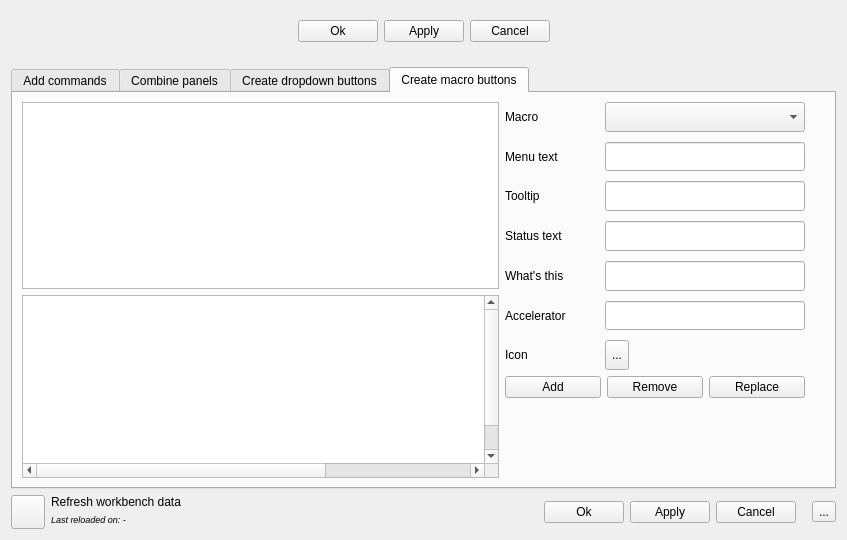
Old version of the form Resources/ui/AddCommands.ui in the repository APEbbers/FreeCAD-Ribbon.
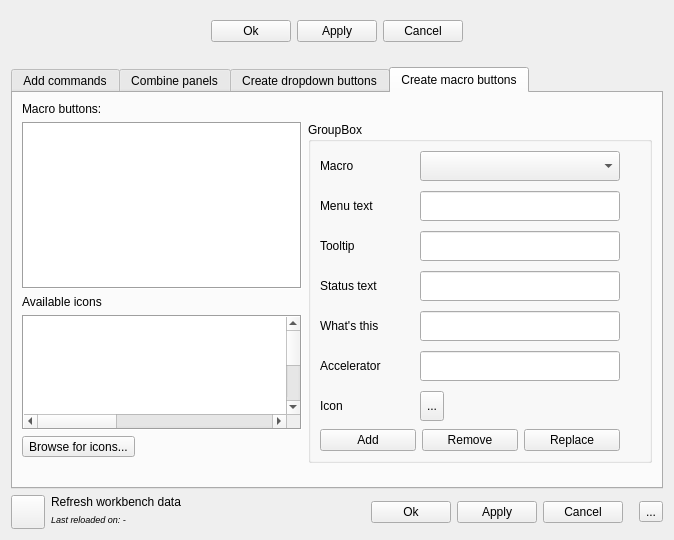
New version of the form. Icons and pictures are not drawn.

Commit message: Support for macro buttons - 5

The edit to the form file:
```diff
--- a/Resources/ui/AddCommands.ui
+++ b/Resources/ui/AddCommands.ui
@@ -6,7 +6,7 @@
    <rect>
     <x>0</x>
     <y>0</y>
-    <width>847</width>
+    <width>674</width>
     <height>540</height>
    </rect>
   </property>
@@ -16,7 +16,7 @@
   <property name="windowTitle">
    <string>Form</string>
   </property>
-  <layout class="QGridLayout" name="gridLayout_4">
+  <layout class="QGridLayout" name="gridLayout_10">
    <item row="0" column="0">
     <widget class="QFrame" name="DockedButtonFrame">
      <property name="sizePolicy">
@@ -819,7 +819,7 @@
        <string>Create macro buttons</string>
       </attribute>
       <layout class="QGridLayout" name="gridLayout_17">
-       <item row="1" column="0" rowspan="3">
+       <item row="3" column="0" rowspan="3">
         <widget class="QTableWidget" name="ListMacroButtons">
          <property name="sizePolicy">
           <sizepolicy hsizetype="Expanding" vsizetype="Expanding">
@@ -827,6 +827,9 @@
            <verstretch>0</verstretch>
           </sizepolicy>
          </property>
+         <property name="frameShape">
+          <enum>QFrame::Shape::Box</enum>
+         </property>
          <property name="editTriggers">
           <set>QAbstractItemView::EditTrigger::SelectedClicked</set>
          </property>
@@ -908,70 +911,23 @@
          </column>
          <column/>
          <item row="0" column="0">
+          <property name="text">
+           <string/>
+          </property>
           <property name="flags">
            <set>ItemIsSelectable|ItemIsEnabled</set>
           </property>
          </item>
         </widget>
        </item>
-       <item row="3" column="2">
-        <spacer name="verticalSpacer_3">
-         <property name="orientation">
-          <enum>Qt::Orientation::Vertical</enum>
-         </property>
-         <property name="sizeHint" stdset="0">
-          <size>
-           <width>0</width>
-           <height>0</height>
-          </size>
-         </property>
-        </spacer>
-       </item>
-       <item row="2" column="2">
-        <layout class="QHBoxLayout" name="horizontalLayout">
-         <property name="spacing">
-          <number>6</number>
-         </property>
-         <property name="sizeConstraint">
-          <enum>QLayout::SizeConstraint::SetMinimumSize</enum>
-         </property>
-         <item>
-          <widget class="QPushButton" name="AddButton">
+       <item row="2" column="0">
+        <widget class="QLabel" name="label_15">
            <property name="text">
-            <string>Add</string>
+          <string>Available icons</string>
            </property>
           </widget>
          </item>
-         <item>
-          <widget class="QPushButton" name="RemoveButton">
-           <property name="text">
-            <string>Remove</string>
-           </property>
-          </widget>
-         </item>
-         <item>
-          <widget class="QPushButton" name="ReplaceButton">
-           <property name="text">
-            <string>Replace</string>
-           </property>
-          </widget>
-         </item>
-        </layout>
-       </item>
-       <item row="1" column="3">
-        <spacer name="verticalSpacer_2">
-         <property name="orientation">
-          <enum>Qt::Orientation::Vertical</enum>
-         </property>
-         <property name="sizeHint" stdset="0">
-          <size>
-           <width>20</width>
-           <height>40</height>
-          </size>
-         </property>
-        </spacer>
-       </item>
-       <item row="0" column="0">
+       <item row="1" column="0">
         <widget class="QListWidget" name="MacroList">
          <property name="sizePolicy">
           <sizepolicy hsizetype="Expanding" vsizetype="Maximum">
@@ -985,12 +941,35 @@
            <height>300</height>
           </size>
          </property>
+         <property name="frameShape">
+          <enum>QFrame::Shape::Box</enum>
+         </property>
          <property name="supportedDragActions">
           <set>Qt::DropAction::IgnoreAction</set>
          </property>
         </widget>
        </item>
-       <item row="0" column="2" rowspan="2">
+       <item row="0" column="0">
+        <widget class="QLabel" name="label_14">
+         <property name="text">
+          <string>Macro buttons:</string>
+         </property>
+        </widget>
+       </item>
+       <item row="6" column="0">
+        <widget class="QToolButton" name="toolButton">
+         <property name="text">
+          <string>Browse for icons...</string>
+         </property>
+        </widget>
+       </item>
+       <item row="1" column="1" rowspan="7">
+        <widget class="QGroupBox" name="groupBox_2">
+         <property name="title">
+          <string>GroupBox</string>
+         </property>
+         <layout class="QGridLayout" name="gridLayout_4">
+          <item row="0" column="0">
         <layout class="QGridLayout" name="gridLayout_7">
          <property name="horizontalSpacing">
           <number>0</number>
@@ -1325,6 +1304,79 @@
           </widget>
          </item>
         </layout>
+          </item>
+          <item row="0" column="1">
+           <spacer name="verticalSpacer_3">
+            <property name="orientation">
+             <enum>Qt::Orientation::Vertical</enum>
+            </property>
+            <property name="sizeHint" stdset="0">
+             <size>
+              <width>20</width>
+              <height>40</height>
+             </size>
+            </property>
+           </spacer>
+          </item>
+          <item row="2" column="0">
+           <layout class="QHBoxLayout" name="horizontalLayout">
+            <property name="spacing">
+             <number>6</number>
+            </property>
+            <property name="sizeConstraint">
+             <enum>QLayout::SizeConstraint::SetMinimumSize</enum>
+            </property>
+            <item>
+             <widget class="QPushButton" name="AddButton">
+              <property name="text">
+               <string>Add</string>
+              </property>
+             </widget>
+            </item>
+            <item>
+             <widget class="QPushButton" name="RemoveButton">
+              <property name="text">
+               <string>Remove</string>
+              </property>
+             </widget>
+            </item>
+            <item>
+             <widget class="QPushButton" name="ReplaceButton">
+              <property name="text">
+               <string>Replace</string>
+              </property>
+             </widget>
+            </item>
+           </layout>
+          </item>
+         </layout>
+        </widget>
+       </item>
+       <item row="8" column="1">
+        <spacer name="verticalSpacer_4">
+         <property name="orientation">
+          <enum>Qt::Orientation::Vertical</enum>
+         </property>
+         <property name="sizeHint" stdset="0">
+          <size>
+           <width>20</width>
+           <height>40</height>
+          </size>
+         </property>
+        </spacer>
+       </item>
+       <item row="8" column="0">
+        <spacer name="verticalSpacer_2">
+         <property name="orientation">
+          <enum>Qt::Orientation::Vertical</enum>
+         </property>
+         <property name="sizeHint" stdset="0">
+          <size>
+           <width>20</width>
+           <height>40</height>
+          </size>
+         </property>
+        </spacer>
        </item>
       </layout>
      </widget>
```
Lines whose indentation alone changed are shown as unchanged. The commit also changes 1 other file.
